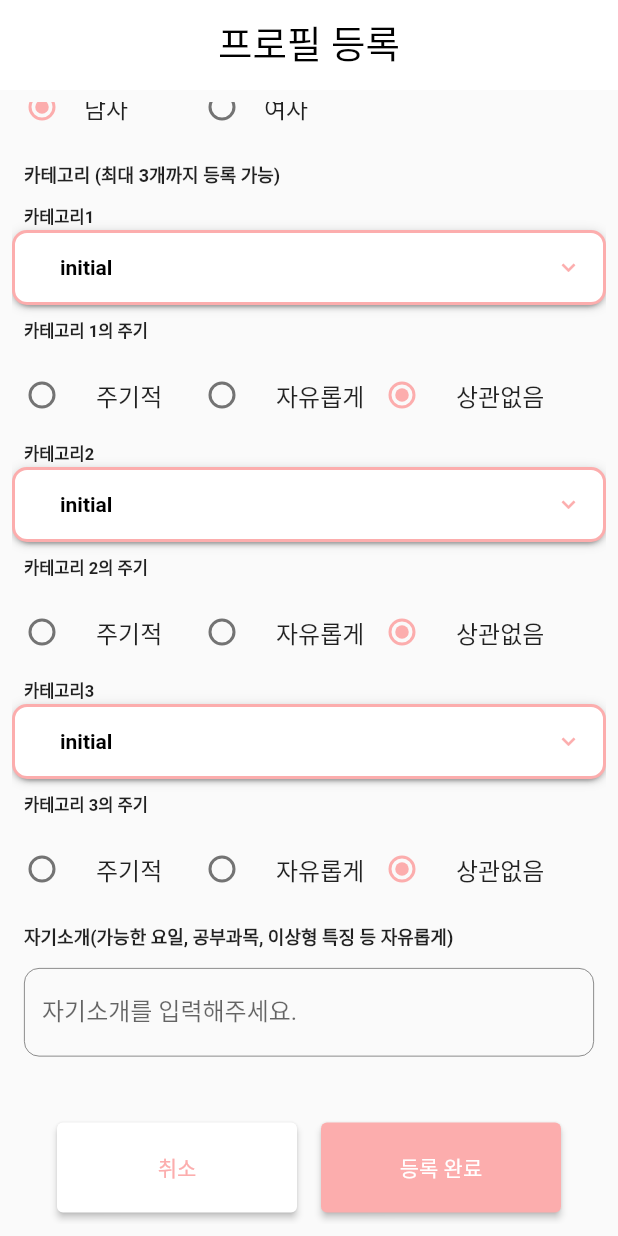
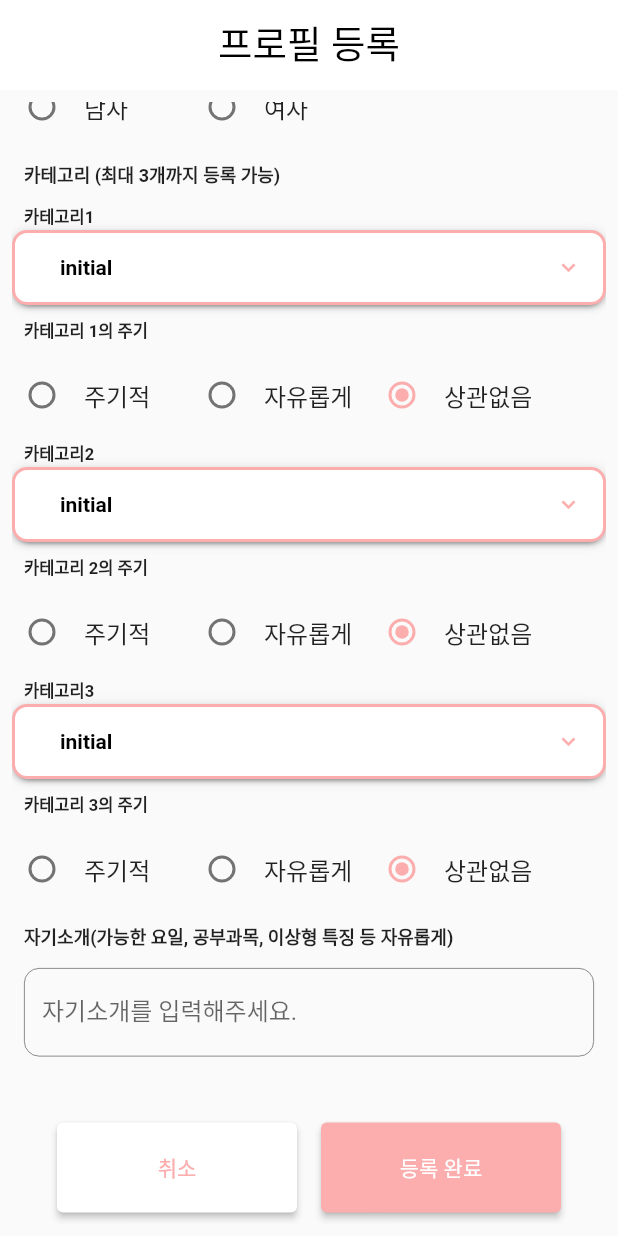
Before and after one commit to cielolimpio/mingle_mate_mobile, a Flutter app: the screen it shows after launch, scrolled down 613 dp, on a phone screen of 412 x 824 dp. Run offline on Flutter 3.47's test engine with Material 2 defaults, Android fonts, the phone set to English and light mode, and no system bars; drawn by our look-alikes of dropdown_button2; our stand-ins replace image_picker; missing offline and left inert: dart:ffi; Roboto replaces fonts that are missing (AppleSDGothicNeoBold).

Commit message:
radio_button_row

```diff
--- a/lib/component/radio_button_gender.dart
+++ /dev/null
@@ -1,56 +0,0 @@
-import 'package:flutter/material.dart';
-import 'package:mingle_mate_mobile/constants/enum.dart';
-
-import '../constants/color.dart';
-
-class MingleMateRadioButtonGender extends StatefulWidget {
-  const MingleMateRadioButtonGender({Key? key}) : super(key: key);
-
-  @override
-  State<MingleMateRadioButtonGender> createState() => _MingleMateRadioButtonGenderState();
-}
-
-class _MingleMateRadioButtonGenderState extends State<MingleMateRadioButtonGender> {
-  String _current = Gender.MALE.korName;
-
-  @override
-  Widget build(BuildContext context) {
-    return Row(
-      children: [
-        SizedBox(
-          width: 120.0,
-          child: RadioListTile(
-              activeColor: PRIMARY_COLOR,
-              title: Text(Gender.MALE.korName),
-              value: Gender.MALE.korName,
-              groupValue: _current,
-              onChanged: (value){
-                setState(() {
-                  _current = value.toString();
-                });
-              },
-            visualDensity: VisualDensity(horizontal: VisualDensity.minimumDensity),
-            contentPadding: EdgeInsets.all(0),
-          ),
-        ),
-        SizedBox(
-          width: 120.0,
-          child: RadioListTile(
-              activeColor: PRIMARY_COLOR,
-              title: Text(Gender.FEMALE.korName),
-              value: Gender.FEMALE.korName,
-              groupValue: _current,
-              onChanged: (value){
-                setState(() {
-                  _current = value.toString();
-                });
-              },
-            contentPadding: EdgeInsets.all(0),
-            visualDensity: VisualDensity(horizontal: VisualDensity.minimumDensity),
-
-          ),
-        ),
-      ],
-    );
-  }
-}
--- /dev/null
+++ b/lib/component/radio_button_row.dart
@@ -0,0 +1,46 @@
+import 'package:flutter/material.dart';
+import 'package:mingle_mate_mobile/constants/color.dart';
+
+import '../constants/enum.dart';
+
+class MingleMateRadioButtonRow extends StatefulWidget {
+  final List<String> options;
+
+  const MingleMateRadioButtonRow({
+    Key? key,
+    required this.options,
+  }) : super(key: key);
+
+  @override
+  State<MingleMateRadioButtonRow> createState() =>
+      _MingleMateRadioButtonRowState();
+}
+
+class _MingleMateRadioButtonRowState
+    extends State<MingleMateRadioButtonRow> {
+  String _current = Period.NOMATTER.korName;
+
+  @override
+  Widget build(BuildContext context) {
+    return Row(
+        children: widget.options.map((option) =>
+            SizedBox(
+              width: 120.0,
+              child: RadioListTile(
+                  activeColor: PRIMARY_COLOR,
+                  contentPadding: const EdgeInsets.all(0),
+                  visualDensity: const VisualDensity(
+                      horizontal: VisualDensity.minimumDensity
+                  ),
+                  title: Text(option),
+                  value: option,
+                  groupValue: _current,
+                  onChanged: (value) {
+                    setState(() {
+                      _current = value.toString();
+                    });
+                  }),
+            )).toList()
+    );
+  }
+}
--- a/lib/screens/create_profile.dart
+++ b/lib/screens/create_profile.dart
@@ -5,12 +5,13 @@ import 'package:flutter/material.dart';
 import 'package:image_picker/image_picker.dart';
 import 'package:mingle_mate_mobile/component/app_bar.dart';
 import 'package:mingle_mate_mobile/component/elevated_button.dart';
-import 'package:mingle_mate_mobile/component/radio_button_gender.dart';
 import 'package:mingle_mate_mobile/component/radio_button_period.dart';
+import 'package:mingle_mate_mobile/component/radio_button_row.dart';
 import 'package:mingle_mate_mobile/component/text.dart';
 import 'package:mingle_mate_mobile/component/text_form_field.dart';
 import '../component/dropdown.dart';
 import '../constants/color.dart';
+import '../constants/enum.dart';
 
 class CreateProfileScreen extends StatefulWidget {
   const CreateProfileScreen({Key? key}) : super(key: key);
@@ -78,35 +79,33 @@ class _CreateProfileScreenState extends State<CreateProfileScreen> {
                 ),
               ),
             ),
-            const MingleMateRadioButtonGender(),
+            MingleMateRadioButtonRow(
+                options: [Gender.MALE.korName, Gender.FEMALE.korName]
+            ),
             const MingleMateMainText(
                 text: '카테고리 (최대 3개까지 등록 가능)',
                 verticalPadding: 8.0,
                 horizontalPadding: 8.0),
-            MingleMateSubText(
-                text: '카테고리1', verticalPadding: 2.0, horizontalPadding: 8.0),
-            MingleMateDropdown(options: ['스터디', '스포츠', '게임']),
-            MingleMateSubText(
-                text: '카테고리 1의 주기',
-                verticalPadding: 8.0,
-                horizontalPadding: 8.0),
-            MingleMateRadioButtonPeriod(),
-            MingleMateSubText(
-                text: '카테고리2', verticalPadding: 2.0, horizontalPadding: 8.0),
-            MingleMateDropdown(options: ['스터디', '스포츠', '게임']),
-            MingleMateSubText(
-                text: '카테고리 2의 주기',
-                verticalPadding: 8.0,
-                horizontalPadding: 8.0),
-            MingleMateRadioButtonPeriod(),
-            MingleMateSubText(
-                text: '카테고리3', verticalPadding: 2.0, horizontalPadding: 8.0),
-            MingleMateDropdown(options: ['스터디', '스포츠', '게임']),
-            MingleMateSubText(
-                text: '카테고리 3의 주기',
-                verticalPadding: 8.0,
-                horizontalPadding: 8.0),
-            MingleMateRadioButtonPeriod(),
+            Column(
+                children: [1, 2, 3].map((i) =>
+                    Column(
+                      crossAxisAlignment: CrossAxisAlignment.start,
+                      children: [
+                        MingleMateSubText(
+                            text: '카테고리${i}', verticalPadding: 2.0, horizontalPadding: 8.0),
+                        const MingleMateDropdown(options: ['스터디', '스포츠', '게임']),
+                        MingleMateSubText(
+                            text: '카테고리 ${i}의 주기',
+                            verticalPadding: 8.0,
+                            horizontalPadding: 8.0),
+                        MingleMateRadioButtonRow(
+                          options: [Period.PERIODIC.korName, Period.FREE.korName, Period.NOMATTER.korName],
+                        )
+                      ]
+                  )
+              ).toList()
+            ),
+
             MingleMateTextFormField(
               label: '자기소개(가능한 요일, 공부과목, 이상형 특징 등 자유롭게)',
               onSaved: (newValue) {},
@@ -168,7 +167,9 @@ class _CreateProfileScreenState extends State<CreateProfileScreen> {
 
   _getPhotoLibraryImage() async {
     final pickedImage = await ImagePicker().pickImage(
-        source: ImageSource.gallery);
+        source: ImageSource.gallery,
+      imageQuality: 50
+    );
     if (pickedImage != null) {
       setState(() {
         _pickedImageList.add(pickedImage);
@@ -195,8 +196,9 @@ class _CreateProfileScreenState extends State<CreateProfileScreen> {
           _showBottomSheet();
         },
         child: Row(
+          mainAxisAlignment: MainAxisAlignment.center,
           children: [
-            Icon(Icons.add, size: imageWidth),
+            Icon(Icons.add, size: imageWidth / 2),
           ],
         ),
       ),
--- a/lib/screens/search_details.dart
+++ b/lib/screens/search_details.dart
@@ -2,11 +2,13 @@ import 'package:flutter/material.dart';
 import 'package:mingle_mate_mobile/component/app_bar.dart';
 import 'package:mingle_mate_mobile/component/elevated_button.dart';
 import 'package:mingle_mate_mobile/component/icon_button.dart';
-import 'package:mingle_mate_mobile/component/radio_button_gender.dart';
+import 'package:mingle_mate_mobile/component/radio_button_row.dart';
 import 'package:mingle_mate_mobile/component/slider_bar.dart';
 import 'package:mingle_mate_mobile/component/text.dart';
 import 'package:mingle_mate_mobile/component/text_form_field.dart';
 import 'package:mingle_mate_mobile/constants/color.dart';
+
+import '../constants/enum.dart';
 
 class SearchDetailsScreen extends StatefulWidget {
   const SearchDetailsScreen({Key? key}) : super(key: key);
@@ -28,7 +30,9 @@ class _SearchDetailsScreenState extends State<SearchDetailsScreen> {
         child: ListView(
           children: [
             const MingleMateMainText(text: "성별", verticalPadding: 8.0, horizontalPadding: 8.0),
-            const MingleMateRadioButtonGender(),
+            MingleMateRadioButtonRow(
+                options: [Gender.MALE.korName, Gender.FEMALE.korName]
+            ),
 
             const Divider(
               height: 16.0,
--- a/pubspec.yaml
+++ b/pubspec.yaml
@@ -30,7 +30,7 @@ environment:
 dependencies:
   flutter:
     sdk: flutter
-  image_picker: ^0.8.6
+  image_picker: ^0.8.7+1
 
 
   # The following adds the Cupertino Icons font to your application.
```
Also changed, not shown: 2 other files.
